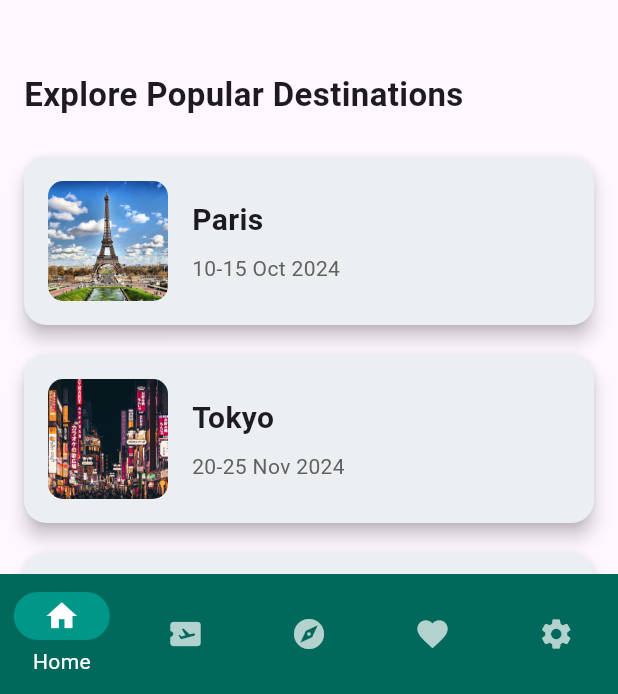
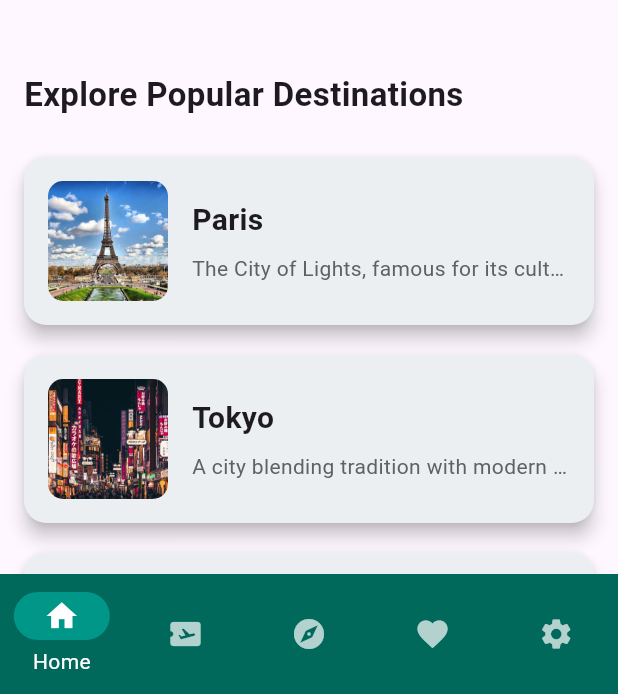
Before and after one commit to dvdaa/dvd_travel_planner, a Flutter app: the screen it shows after launch, on a phone screen of 412 x 824 dp, the part 542-1236 px from its top. Run offline on Flutter 3.47's test engine with Material 3 defaults, Android fonts, the phone set to English and light mode, and no system bars.

Commit message:
Actuall show destinations instead of trips under "popular destinations".

```diff
--- a/lib/main.dart
+++ b/lib/main.dart
@@ -460,6 +460,7 @@ class _HomeScreenState extends State<HomeScreen> {
     final trips = widget.tripRepository.getAllTrips();
     final favoriteDestinations = widget.favoritesRepository.getFavorites();
     final secretTip = trips.isNotEmpty ? trips[0] : null;
+    final destinations = widget.destinationRepository.getAllDestinations();
 
     return SingleChildScrollView(
       child: Column(
@@ -491,17 +492,21 @@ class _HomeScreenState extends State<HomeScreen> {
           ListView.builder(
             shrinkWrap: true,
             physics: const NeverScrollableScrollPhysics(),
-            itemCount: trips.length > 3 ? 3 : trips.length,
+            itemCount: destinations.length > 3 ? 3 : destinations.length,
             itemBuilder: (context, index) {
-              final trip = trips[index];
+              final destination = destinations[index];
 
-              return TripCard(
-                trip: trip,
+              return PopularDestinationCard(
+                destination: destination,
                 onTap: () {
                   Navigator.push(
                     context,
                     MaterialPageRoute(
-                        builder: (context) => TripDetailsScreen(trip: trip)),
+                      builder: (context) => DestinationDetailsScreen(
+                        favoritesRepository: widget.favoritesRepository,
+                        destination: destination,
+                      ),
+                    ),
                   );
                 },
               );
@@ -1067,11 +1072,15 @@ class DestinationDetailsScreen extends StatelessWidget {
   }
 }
 
-class TripCard extends StatelessWidget {
-  final Trip trip;
+class PopularDestinationCard extends StatelessWidget {
+  final Destination destination;
   final VoidCallback onTap;
 
-  const TripCard({super.key, required this.trip, required this.onTap});
+  const PopularDestinationCard({
+    super.key,
+    required this.destination,
+    required this.onTap,
+  });
 
   @override
   Widget build(BuildContext context) {
@@ -1088,20 +1097,32 @@ class TripCard extends StatelessWidget {
             children: [
               ClipRRect(
                 borderRadius: BorderRadius.circular(10),
-                child: Image.asset("assets/images/${trip.destination.imageUrl}",
+                child: Image.asset("assets/images/${destination.imageUrl}",
                     width: 80, height: 80, fit: BoxFit.cover),
               ),
               const SizedBox(width: 16),
-              Column(
-                crossAxisAlignment: CrossAxisAlignment.start,
-                children: [
-                  Text(trip.destination.name,
+              Expanded(
+                child: Column(
+                  crossAxisAlignment: CrossAxisAlignment.start,
+                  children: [
+                    Text(
+                      destination.name,
                       style: const TextStyle(
-                          fontSize: 20, fontWeight: FontWeight.bold)),
-                  const SizedBox(height: 8),
-                  Text(trip.dateRange,
-                      style: TextStyle(fontSize: 14, color: Colors.grey[700])),
-                ],
+                        fontSize: 20,
+                        fontWeight: FontWeight.bold,
+                      ),
+                    ),
+                    const SizedBox(height: 8),
+                    Text(
+                      destination.description,
+                      style: TextStyle(
+                        fontSize: 14,
+                        color: Colors.grey[700],
+                        overflow: TextOverflow.ellipsis,
+                      ),
+                    ),
+                  ],
+                ),
               ),
             ],
           ),
```
